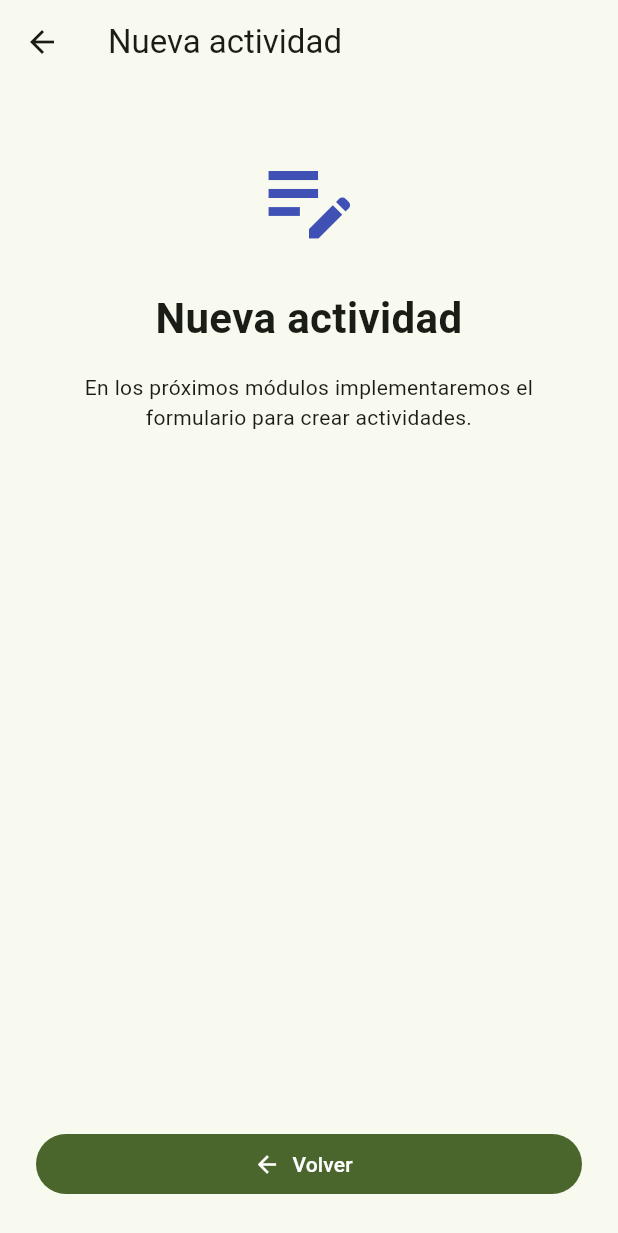
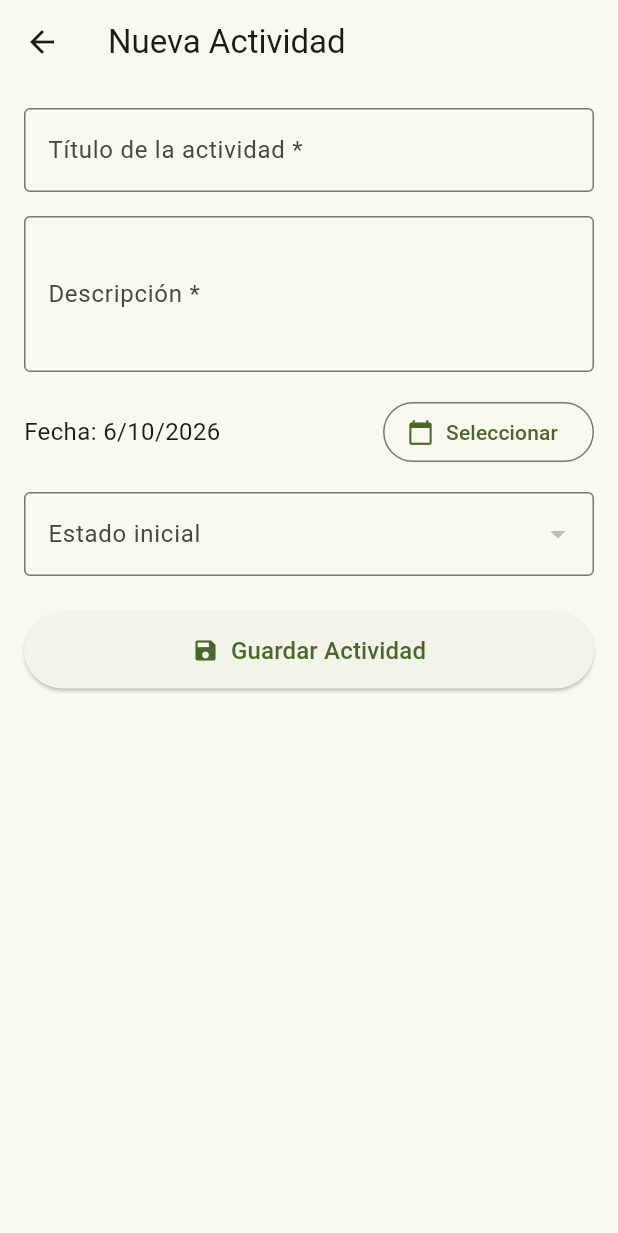
Before and after one commit to Soffgonzzalez/miorganizador-flutter, a Flutter app: the screen it shows after launch, after a tap on the "add" icon, on a phone screen of 412 x 824 dp. Shown: the top 1233 px of the screen. Run offline on Flutter 3.47's test engine with Material 3 defaults, Android fonts, the phone set to English and light mode, and no system bars; statements that could not run were skipped.

Commit message:
cambios en el home screen y en el new activity screen

```diff
--- a/mi_organizador/lib/presentation/screens/home_screen.dart
+++ b/mi_organizador/lib/presentation/screens/home_screen.dart
@@ -1,61 +1,129 @@
 import 'package:flutter/material.dart';
-import 'package:mi_organizador/presentation/screens/new_activity_screen.dart';
-import 'package:mi_organizador/presentation/screens/widgets/activity_card.dart';
+import '../../domain/models/activity.dart';
+import '../widgets/activity_card.dart';
+import 'new_activity_screen.dart';
 
-class HomeScreen extends StatelessWidget {
+class HomeScreen extends StatefulWidget {
   const HomeScreen({super.key});
+
+  @override
+  State<HomeScreen> createState() => _HomeScreenState();
+}
+
+class _HomeScreenState extends State<HomeScreen> {
+  // Lista dinámica de actividades en memoria
+  final List<Activity> _activities = [
+    Activity(
+      id: '1',
+      title: 'Estudiar Flutter',
+      description: 'Repasar widgets, StatefulWidget y formulación de estado',
+      date: DateTime.now(),
+      status: ActivityStatus.pending,
+    ),
+  ];
+
+  // CREATE: Navegar a NewActivityScreen y recibir la nueva actividad
+  Future<void> _navigateAndCreateActivity() async {
+    final newActivity = await Navigator.push<Activity>(
+      context,
+      MaterialPageRoute(builder: (context) => const NewActivityScreen()),
+    );
+
+    if (newActivity != null) {
+      setState(() {
+        _activities.add(newActivity);
+      });
+      if (mounted) {
+        ScaffoldMessenger.of(context).showSnackBar(
+          SnackBar(content: Text('Actividad "${newActivity.title}" agregada')),
+        );
+      }
+    }
+  }
+
+  // UPDATE: Cambiar el estado de la actividad en la lista
+  void _updateActivityStatus(int index, ActivityStatus newStatus) {
+    setState(() {
+      _activities[index] = _activities[index].copyWith(status: newStatus);
+    });
+    ScaffoldMessenger.of(context).showSnackBar(
+      SnackBar(content: Text('Estado actualizado a ${newStatus.label}')),
+    );
+  }
+
+  // DELETE: Confirmar y eliminar actividad de la lista
+  void _deleteActivity(int index) {
+    final activityToDelete = _activities[index];
+
+    showDialog(
+      context: context,
+      builder: (context) => AlertDialog(
+        title: const Text('Eliminar Actividad'),
+        content: Text(
+          '¿Desea eliminar la actividad "${activityToDelete.title}"?',
+        ),
+        actions: [
+          TextButton(
+            onPressed: () => Navigator.pop(context),
+            child: const Text('Cancelar'),
+          ),
+          ElevatedButton(
+            style: ElevatedButton.styleFrom(backgroundColor: Colors.red),
+            onPressed: () {
+              Navigator.pop(context);
+              setState(() {
+                _activities.removeAt(index);
+              });
+              ScaffoldMessenger.of(context).showSnackBar(
+                SnackBar(
+                  content: Text(
+                    'Actividad "${activityToDelete.title}" eliminada',
+                  ),
+                ),
+              );
+            },
+            child: const Text(
+              'Eliminar',
+              style: TextStyle(color: Colors.white),
+            ),
+          ),
+        ],
+      ),
+    );
+  }
 
   @override
   Widget build(BuildContext context) {
     return Scaffold(
       appBar: AppBar(title: const Text('MiOrganizador'), centerTitle: true),
-      body: Padding(
-        padding: const EdgeInsets.all(16),
-        child: Column(
-          crossAxisAlignment: CrossAxisAlignment.start,
-          children: [
-            const Text(
-              'Mis actividades',
-              style: TextStyle(fontSize: 24, fontWeight: FontWeight.bold),
-            ),
-            const SizedBox(height: 20),
-
-            Expanded(
-              child: ListView(
-                children: const [
-                  ActivityCard(
-                    icon: Icons.school,
-                    title: 'Estudiar Flutter',
-                    description: 'Leer el material del Módulo 3.',
-                    status: 'Pendiente',
-                  ),
-                  ActivityCard(
-                    icon: Icons.cases,
-                    title: 'Preparar reunión',
-                    description: 'Preparar los correos y hacer el informe.',
-                    status: 'Pendiente',
-                  ),
-                  ActivityCard(
-                    icon: Icons.music_note,
-                    title: 'Sacar entradas',
-                    description: 'El miércoles se habilitan las entradas al concierto.',
-                    status: 'Pendiente',
-                  ),
-                ],
+      body: _activities.isEmpty
+          ? const Center(
+              child: Text(
+                'No hay actividades registradas.\n¡Presiona + para crear una!',
+                textAlign: TextAlign.center,
+                style: TextStyle(fontSize: 16, color: Colors.grey),
               ),
-            ),
-          ],
-        ),
-      ),
-      floatingActionButton: FloatingActionButton(
-              onPressed: () {
-                Navigator.push(
-                  context,
-                  MaterialPageRoute(builder: (_) => const NewActivityScreen()),
+            )
+          : ListView.builder(
+              itemCount: _activities.length,
+              itemBuilder: (context, index) {
+                final activity = _activities[index];
+                return ActivityCard(
+                  activity: activity,
+                  onStatusChanged: (newStatus) {
+                    _updateActivityStatus(index, newStatus);
+                  },
+                  onDelete: () {
+                    _deleteActivity(index);
+                  },
                 );
               },
-              child: const Icon(Icons.add),
-              ),
+            ),
+      floatingActionButton: FloatingActionButton(
+        onPressed: _navigateAndCreateActivity,
+        tooltip: 'Nueva Actividad',
+        child: const Icon(Icons.add),
+      ),
     );
   }
 }
--- a/mi_organizador/lib/presentation/screens/new_activity_screen.dart
+++ b/mi_organizador/lib/presentation/screens/new_activity_screen.dart
@@ -1,46 +1,144 @@
 import 'package:flutter/material.dart';
 
-class NewActivityScreen extends StatelessWidget {
+
+class NewActivityScreen extends StatefulWidget {
   const NewActivityScreen({super.key});
+
+  @override
+  State<NewActivityScreen> createState() => _NewActivityScreenState();
+}
+
+class _NewActivityScreenState extends State<NewActivityScreen> {
+  final _formKey = GlobalKey<FormState>();
+  final _titleController = TextEditingController();
+  final _descriptionController = TextEditingController();
+  DateTime _selectedDate = DateTime.now();
+  ActivityStatus _selectedStatus = ActivityStatus.pending;
+
+  @override
+  void dispose() {
+    _titleController.dispose();
+    _descriptionController.dispose();
+    super.dispose();
+  }
+
+  Future<void> _pickDate() async {
+    final pickedDate = await showDatePicker(
+      context: context,
+      initialDate: _selectedDate,
+      firstDate: DateTime(2020),
+      lastDate: DateTime(2030),
+    );
+    if (pickedDate != null) {
+      setState(() {
+        _selectedDate = pickedDate;
+      });
+    }
+  }
+
+  void _submitForm() {
+    if (_formKey.currentState!.validate()) {
+      final newActivity = Activity(
+        id: DateTime.now().millisecondsSinceEpoch.toString(),
+        title: _titleController.text.trim(),
+        description: _descriptionController.text.trim(),
+        date: _selectedDate,
+        status: _selectedStatus,
+      );
+      Navigator.pop(context, newActivity);
+    }
+  }
 
   @override
   Widget build(BuildContext context) {
     return Scaffold(
-      appBar: AppBar(title: const Text('Nueva actividad')),
-      body: Padding(
-        padding: const EdgeInsets.all(24),
+      appBar: AppBar(title: const Text('Nueva Actividad')),
+      body: SingleChildScrollView(
+        padding: const EdgeInsets.all(16.0),
+        child: Form(
+          key: _formKey,
           child: Column(
             crossAxisAlignment: CrossAxisAlignment.stretch,
             children: [
+              TextFormField(
+                controller: _titleController,
+                decoration: const InputDecoration(
+                  labelText: 'Título de la actividad *',
+                  border: OutlineInputBorder(),
+                ),
+                validator: (value) {
+                  if (value == null || value.trim().isEmpty) {
+                    return 'El título es obligatorio';
+                  }
+                  return null;
+                },
+              ),
               const SizedBox(height: 16),
-
-            const Icon(Icons.edit_note, size: 72, color: Colors.indigo),
-
-            const SizedBox(height: 24),
-
-            const Text(
-              'Nueva actividad',
-              textAlign: TextAlign.center,
-              style: TextStyle(fontSize: 28, fontWeight: FontWeight.bold),
+              TextFormField(
+                controller: _descriptionController,
+                maxLines: 3,
+                decoration: const InputDecoration(
+                  labelText: 'Descripción *',
+                  border: OutlineInputBorder(),
                 ),
-
+                validator: (value) {
+                  if (value == null || value.trim().isEmpty) {
+                    return 'La descripción es obligatoria';
+                  }
+                  return null;
+                },
+              ),
               const SizedBox(height: 16),
-
-            const Text(
-              'En los próximos módulos implementaremos el formulario para crear actividades.',
-              textAlign: TextAlign.center,
+              Row(
+                children: [
+                  Expanded(
+                    child: Text(
+                      'Fecha: ${_selectedDate.day}/${_selectedDate.month}/${_selectedDate.year}',
+                      style: const TextStyle(fontSize: 16),
                     ),
-
-            const Spacer(),
-
-            FilledButton.icon(
-              onPressed: () {
-                Navigator.pop(context);
-              },
-              icon: const Icon(Icons.arrow_back),
-              label: const Text('Volver'),
+                  ),
+                  OutlinedButton.icon(
+                    onPressed: _pickDate,
+                    icon: const Icon(Icons.calendar_today),
+                    label: const Text('Seleccionar'),
                   ),
                 ],
+              ),
+              const SizedBox(height: 16),
+              DropdownButtonFormField<ActivityStatus>(
+                value: _selectedStatus,
+                decoration: const InputDecoration(
+                  labelText: 'Estado inicial',
+                  border: OutlineInputBorder(),
+                ),
+                items: ActivityStatus.values.map((status) {
+                  return DropdownMenuItem(
+                    value: status,
+                    child: Text(status.label),
+                  );
+                }).toList(),
+                onChanged: (newStatus) {
+                  if (newStatus != null) {
+                    setState(() {
+                      _selectedStatus = newStatus;
+                    });
+                  }
+                },
+              ),
+              const SizedBox(height: 24),
+              ElevatedButton.icon(
+                onPressed: _submitForm,
+                style: ElevatedButton.styleFrom(
+                  padding: const EdgeInsets.symmetric(vertical: 14),
+                ),
+                icon: const Icon(Icons.save),
+                label: const Text(
+                  'Guardar Actividad',
+                  style: TextStyle(fontSize: 16),
+                ),
+              ),
+            ],
+          ),
         ),
       ),
     );
--- a/mi_organizador/pubspec.yaml
+++ b/mi_organizador/pubspec.yaml
@@ -19,7 +19,7 @@ publish_to: 'none' # Remove this line if you wish to publish to pub.dev
 version: 1.0.0+1
 
 environment:
-  sdk: ^3.13.2
+  sdk: '>=3.0.0 <4.0.0'
 
 # Dependencies specify other packages that your package needs in order to work.
 # To automatically upgrade your package dependencies to the latest versions
```
Also changed, not shown: mi_organizador/lib/main.dart (line endings or trailing spaces), mi_organizador/lib/models/activity.dart (added), mi_organizador/pubspec.lock. Lines whose indentation alone changed are shown as unchanged.
